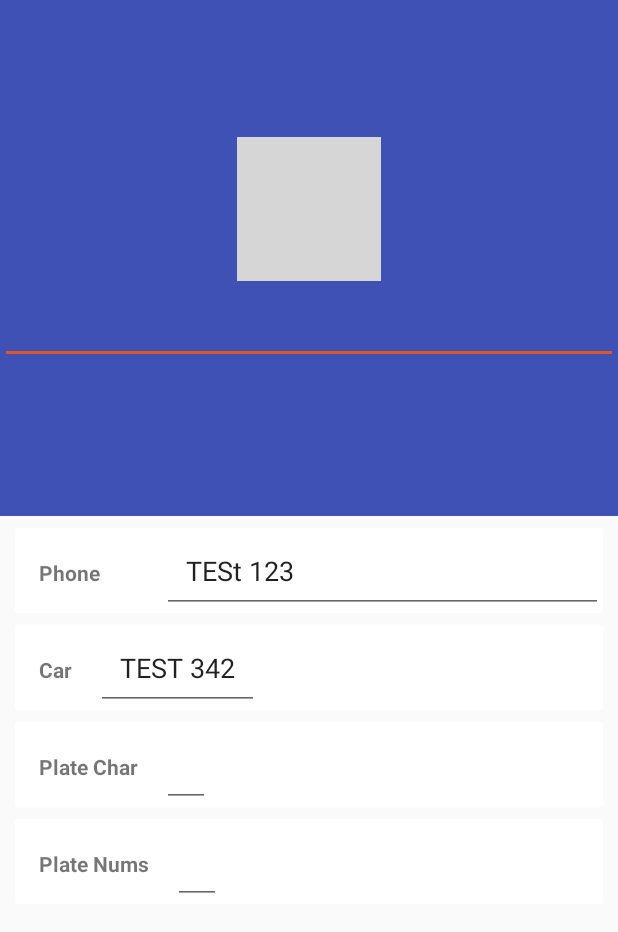
After one commit to AhmedElSheriff/GraduationDemo, an Android app: the layout test.xml on its own in the app's theme, with its tools: preview values and no code run, on a phone screen of 412 x 824 dp. The commit adds this screen. Shown: the top 932 px of the screen. Run offline under Robolectric (Android 15) with nearby library versions, the phone set to English and light mode, and no system bars; grey boxes are pictures that could not be loaded.

Commit message:
User App

```diff
--- a/app/build.gradle
+++ b/app/build.gradle
@@ -32,6 +32,7 @@ dependencies {
     compile('com.mikepenz:materialdrawer:5.0.0@aar') {
         transitive = true
     }
+    compile 'com.squareup.picasso:picasso:2.5.2'
 
 //    compile 'com.android.support:multidex:1.0.0'
 }
--- a/app/src/main/AndroidManifest.xml
+++ b/app/src/main/AndroidManifest.xml
@@ -26,7 +26,9 @@
         <activity android:name=".controller.ERActivity" />
         <activity
             android:name=".MainActivity"
-            android:theme="@style/Theme.AppCompat.NoActionBar"></activity>
+            android:theme="@style/Theme.AppCompat.NoActionBar">
+
+        </activity>
         <!--
              The API key for Google Maps-based APIs is defined as a string resource.
              (See the file "res/values/google_maps_api.xml").
--- a/app/src/main/java/com/example/android/graduationdemo/Firebase/FirebaseHelper.java
+++ b/app/src/main/java/com/example/android/graduationdemo/Firebase/FirebaseHelper.java
@@ -23,4 +23,5 @@ public class FirebaseHelper {
         return mDatabase;
     }
 
+
 }
--- a/app/src/main/res/layout/activity_sign_up.xml
+++ b/app/src/main/res/layout/activity_sign_up.xml
@@ -113,6 +113,7 @@
                 <LinearLayout
                     android:layout_width="match_parent"
                     android:layout_height="wrap_content"
+                    android:weightSum="3"
                     android:orientation="horizontal">
 
                     <LinearLayout
@@ -132,7 +133,7 @@
                     <LinearLayout
                         android:layout_width="0dp"
                         android:layout_height="wrap_content"
-                        android:layout_weight="1">
+                        android:layout_weight="2">
 
                         <com.example.android.graduationdemo.view.MyEditText
                             android:id="@+id/phone_number_sign_up"
--- /dev/null
+++ b/app/src/main/res/layout/test.xml
@@ -0,0 +1,192 @@
+<?xml version="1.0" encoding="utf-8"?>
+<LinearLayout android:orientation="vertical"
+    android:layout_width="match_parent"
+    android:layout_height="match_parent"
+    xmlns:android="http://schemas.android.com/apk/res/android"
+    xmlns:app="http://schemas.android.com/apk/res-auto">
+
+    <android.support.v7.widget.Toolbar
+        android:layout_width="match_parent"
+        android:layout_height="wrap_content"
+        android:background="?attr/colorPrimary"
+        android:theme="@style/ThemeOverlay.AppCompat.Dark"
+        android:minHeight="?attr/actionBarSize"
+        android:id="@+id/toolbar" />
+    <LinearLayout
+        android:layout_width="match_parent"
+        android:layout_height="0dp"
+        android:layout_weight="3"
+        android:orientation="vertical"
+        android:background="#3F51B5"
+        >
+
+
+
+        <com.example.hima.sftani.view.CircleImageView
+            android:layout_width="96dp"
+            android:layout_height="96dp"
+            android:layout_gravity="center"
+            android:src="@mipmap/ic_launcher"
+            android:layout_marginTop="35dp"
+            android:scaleType="centerCrop"
+            android:id="@+id/user_image_profile"
+            android:background="@null"
+            app:civ_border_width="2dp"
+            app:civ_border_color="#FF000000"
+            />
+
+        <EditText
+            android:id="@+id/user_name_edit"
+            android:layout_width="match_parent"
+            android:layout_height="wrap_content"
+            android:inputType="text"
+            android:gravity="center"
+            android:layout_marginTop="10dp"
+            android:textColor="#ffff"/>
+
+    </LinearLayout>
+
+    <LinearLayout
+        android:layout_width="match_parent"
+        android:layout_height="0dp"
+        android:layout_weight="5"
+        android:orientation="vertical"
+        >
+
+        <android.support.v7.widget.CardView
+            android:layout_width="match_parent"
+            android:layout_height="wrap_content"
+            android:layout_marginRight="10dp"
+            android:layout_marginLeft="10dp"
+            android:layout_marginTop="8dp"
+            >
+
+
+            <LinearLayout
+                android:layout_width="match_parent"
+                android:layout_height="wrap_content"
+                android:orientation="horizontal"
+                >
+
+
+                <TextView
+                    android:layout_width="0dp"
+                    android:layout_weight="1"
+                    android:layout_height="wrap_content"
+                    android:text="Phone"
+                    android:padding="16dp"
+                    android:textStyle="bold"
+                    />
+                <EditText
+                    android:id="@+id/user_telephone_edit"
+                    android:layout_width="0dp"
+                    android:layout_weight="3"
+                    android:layout_height="wrap_content"
+                    android:padding="16dp"
+                    android:text="TESt 123"
+                    android:inputType="number" />
+            </LinearLayout>
+        </android.support.v7.widget.CardView>
+
+        <android.support.v7.widget.CardView
+            android:layout_width="match_parent"
+            android:layout_height="wrap_content"
+            android:layout_marginRight="10dp"
+            android:layout_marginLeft="10dp"
+            android:layout_marginTop="8dp">
+
+
+            <LinearLayout
+                android:layout_width="wrap_content"
+                android:layout_height="wrap_content"
+                android:orientation="horizontal"
+                android:id="@+id/linearLayout">
+
+                <TextView
+                    android:layout_width="0dp"
+                    android:layout_weight="1"
+                    android:layout_height="wrap_content"
+                    android:padding="16dp"
+                    android:text="Car"
+                    android:textStyle="bold"/>
+                <EditText
+                    android:id="@+id/user_car_edit"
+                    android:layout_width="0dp"
+                    android:layout_weight="3"
+                    android:layout_height="wrap_content"
+                    android:padding="16dp"
+                    android:text="TEST 342"
+                    android:inputType="text" />
+
+            </LinearLayout>
+
+        </android.support.v7.widget.CardView>
+
+        <android.support.v7.widget.CardView
+            android:layout_width="match_parent"
+            android:layout_height="wrap_content"
+            android:layout_marginRight="10dp"
+            android:layout_marginLeft="10dp"
+            android:layout_marginTop="8dp"
+            >
+            <LinearLayout
+                android:layout_width="wrap_content"
+                android:layout_height="wrap_content"
+                android:orientation="horizontal"
+                >
+
+                <TextView
+                    android:layout_width="0dp"
+                    android:layout_weight="0.4"
+                    android:layout_height="wrap_content"
+                    android:text="Plate Char"
+                    android:padding="16dp"
+                    android:textStyle="bold"
+                    />
+                <EditText
+                    android:id="@+id/user_plate_char_edit"
+                    android:layout_width="0dp"
+                    android:layout_weight="0.6"
+                    android:layout_height="wrap_content"
+                    android:padding="16dp"
+                    android:inputType="textCapCharacters" />
+
+            </LinearLayout>
+        </android.support.v7.widget.CardView>
+
+        <android.support.v7.widget.CardView
+            android:layout_width="match_parent"
+            android:layout_height="wrap_content"
+            android:layout_marginRight="10dp"
+            android:layout_marginLeft="10dp"
+            android:layout_marginTop="8dp"
+            >
+            <LinearLayout
+                android:layout_width="wrap_content"
+                android:layout_height="wrap_content"
+                android:orientation="horizontal"
+                >
+
+                <TextView
+                    android:layout_width="0dp"
+                    android:layout_weight="0.4"
+                    android:layout_height="wrap_content"
+                    android:padding="16dp"
+                    android:text="Plate Nums"
+                    android:textStyle="bold"
+                    />
+                <EditText
+                    android:id="@+id/user_plate_num_edit"
+                    android:layout_width="0dp"
+                    android:layout_weight="0.6"
+                    android:layout_height="wrap_content"
+                    android:padding="16dp"
+                    android:inputType="number"/>
+
+            </LinearLayout>
+
+        </android.support.v7.widget.CardView>
+    </LinearLayout>
+
+
+</LinearLayout>
```
Also changed, not shown: app/src/main/java/com/example/android/graduationdemo/CustomApplication.java (added, +37 -0 lines), app/src/main/java/com/example/android/graduationdemo/Firebase/FirebaseHandler.java (+109 -2 lines), app/src/main/java/com/example/android/graduationdemo/MainActivity.java (+127 -9 lines), app/src/main/java/com/example/android/graduationdemo/SignIn.java (+20 -20 lines), app/src/main/java/com/example/android/graduationdemo/SignUp.java (+112 -0 lines), app/src/main/java/com/example/android/graduationdemo/callbacks/AddUserImage.java (added, +10 -0 lines), app/src/main/java/com/example/android/graduationdemo/callbacks/CheckImageExistance.java (added, +9 -0 lines), app/src/main/java/com/example/android/graduationdemo/controller/RequestAmbulance.java (+12 -1 lines).
